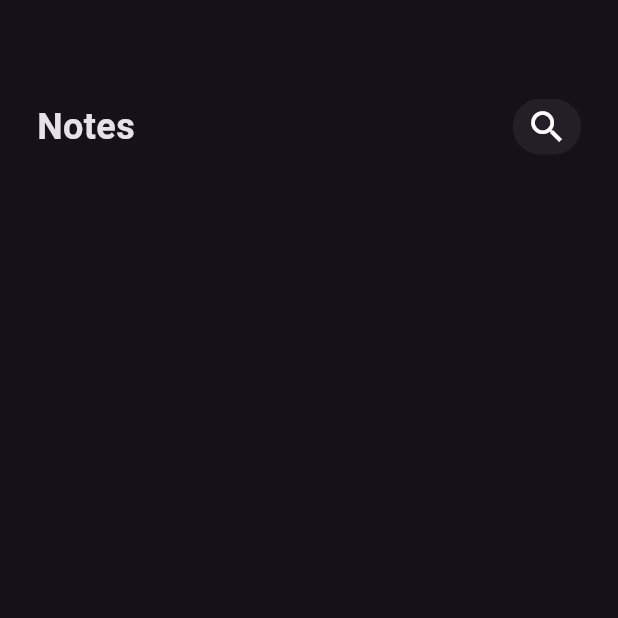
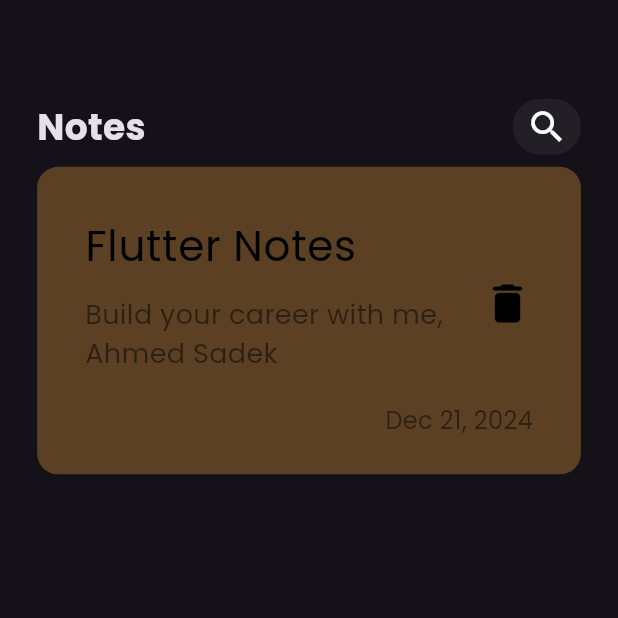
Before and after one commit to ahmedsadek2/note_app, a Flutter app: the screen it shows after launch, on a phone screen of 412 x 824 dp, the top half of it. Run offline on Flutter 3.47's test engine with Material 3 defaults, Android fonts, the phone set to English and light mode, and no system bars.

Commit message:
Create Note Item Body

```diff
--- a/lib/main.dart
+++ b/lib/main.dart
@@ -3,7 +3,8 @@ import 'package:notes/views/home_view.dart';
 
 void main() {
   runApp(MaterialApp(
-    theme: ThemeData(brightness: Brightness.dark),
+    theme: ThemeData(brightness: Brightness.dark, fontFamily :"Poppins"),
+
     home: const HomeView(),
   ));
 }
--- a/lib/views/widgets/custom_app_bar.dart
+++ b/lib/views/widgets/custom_app_bar.dart
@@ -11,7 +11,7 @@ class CustomAppBar extends StatelessWidget {
       children: [
         Text("Notes",style: TextStyle(fontSize: 24,fontWeight: FontWeight.w700),),
         Spacer(),
-        CustomButton()
+        CustomButton(),
       ],
     );
   }
--- /dev/null
+++ b/lib/views/widgets/note_item.dart
@@ -0,0 +1,48 @@
+import 'package:flutter/material.dart';
+
+class NoteItem extends StatelessWidget {
+  const NoteItem({super.key});
+
+  @override
+  Widget build(BuildContext context) {
+    return  Container(
+      padding: EdgeInsets.only(top: 24,bottom: 24,left: 16),
+      decoration: BoxDecoration(
+          color: Colors.orangeAccent.withOpacity(0.3),
+          borderRadius: BorderRadius.circular(14)
+      ),
+      child: Column(
+        crossAxisAlignment: CrossAxisAlignment.end,
+        children: [
+          ListTile(
+
+            title: Text("Flutter Notes",
+              style: TextStyle(
+                  color: Colors.black,
+                  fontSize: 28
+              ),),
+            subtitle: Padding(
+              padding: const EdgeInsets.only(top: 12,bottom: 12),
+              child: Text("Build your career with me, Ahmed Sadek ",
+                style: TextStyle(
+                    color: Colors.black.withOpacity(0.5),
+                    fontSize: 18
+                ),),
+            ),
+            trailing: IconButton(onPressed: (){},
+                icon: Icon(Icons.delete_rounded,color: Colors.black,size: 34,)),
+          ),
+          Padding(
+            padding: const EdgeInsets.only(right: 32),
+            child: Text("Dec 21, 2024",style: TextStyle(
+                color: Colors.black.withOpacity(0.5),
+                fontSize: 16,
+
+            ),
+            ),
+          )
+        ],
+      ),
+    );
+  }
+}
--- a/lib/views/widgets/note_view_body.dart
+++ b/lib/views/widgets/note_view_body.dart
@@ -1,6 +1,7 @@
 import 'package:flutter/material.dart';
 
 import 'custom_app_bar.dart';
+import 'note_item.dart';
 
 class NotesViewBody extends StatelessWidget {
   const NotesViewBody({super.key});
@@ -12,7 +13,9 @@ class NotesViewBody extends StatelessWidget {
       child: Column(
         children: [
           SizedBox(height: MediaQuery.of(context).size.height*0.08,),
-          const CustomAppBar()
+          const CustomAppBar(),
+          SizedBox(height: MediaQuery.of(context).size.height*0.01,),
+          const NoteItem(),
         ],
       ),
     );
```
Also changed, not shown: pubspec.yaml (+5 -6 lines).
